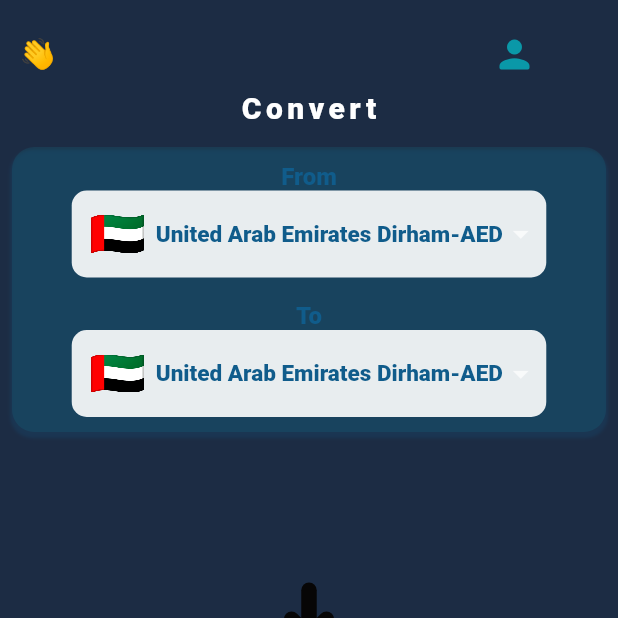
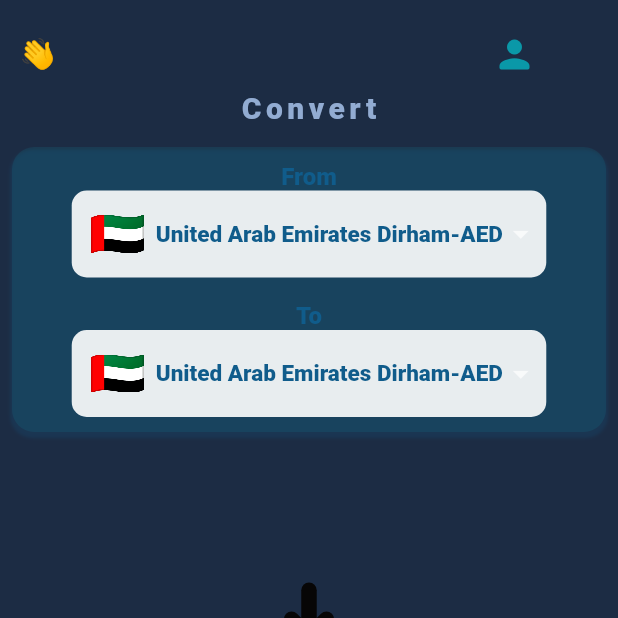
Before and after one commit to HrutujaP/ExchangeXpert, a Flutter app: the HomeScreen screen opened directly with empty values, on a phone screen of 412 x 824 dp, the top half of it. Run offline on Flutter 3.47's test engine with Material 2 defaults, Android fonts, the phone set to English and light mode, and no system bars; our stand-ins replace carousel_slider, cloud_firestore, firebase_auth, firebase_core, fl_chart, flutter_staggered_animations and 4 more; accounts and stored records are empty.

Commit message:
few color

```diff
--- a/lib/Screens/Home Screen/homeScreen.dart
+++ b/lib/Screens/Home Screen/homeScreen.dart
@@ -91,9 +91,10 @@ class _HomeScreenState extends State<HomeScreen> {
                         )),
                       ],
                     ),
-                    const Text(
+                    Text(
                       "Convert",
                       style: TextStyle(
+                          color: appTheme.colorScheme.primary,
                           letterSpacing: 3,
                           fontSize: 20,
                           fontWeight: FontWeight.w900),
@@ -183,7 +184,6 @@ class _HomeScreenState extends State<HomeScreen> {
                               duration: const Duration(milliseconds: 1500),
                               child: Chart(
                                 spots: snapshot.data!,
-
                               ),
                             );
                           },
```
